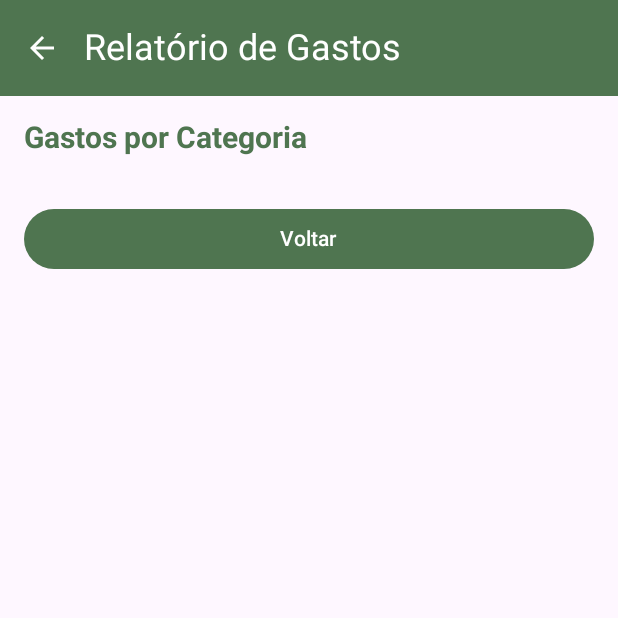
After one commit to jhullyana/FinJoyNewVersion, an Android app built with Jetpack Compose: the RelatorioScreen screen opened through its navigation route, on a phone screen of 412 x 824 dp, the top half of it. The commit adds this screen. Run offline under Robolectric (Android 15) with nearby library versions, the phone set to English and light mode, and no system bars; our stand-ins replace Firebase (no records; nobody signed in at launch, a user with empty details on screens opened directly), Room's generated code.

Commit message:
Atualização

```diff
--- a/app/build.gradle.kts
+++ b/app/build.gradle.kts
@@ -71,6 +71,10 @@ dependencies {
     implementation(libs.firebase.firestore.ktx)
     implementation(libs.firebase.database)
     implementation(libs.firebase.firestore)
+    implementation(libs.support.annotations)
+  //  implementation (libs.philjay.mpandroidchart) // Para gráficos mais avançados
+    //Para adicionar o gráfico
+    implementation("com.github.PhilJay:MPAndroidChart:v3.1.0")
     testImplementation(libs.junit)
     androidTestImplementation(libs.androidx.junit)
     androidTestImplementation(libs.androidx.espresso.core)
--- a/app/src/main/AndroidManifest.xml
+++ b/app/src/main/AndroidManifest.xml
@@ -5,6 +5,11 @@
     <!-- Permissões para acessar a rede -->
     <uses-permission android:name="android.permission.ACCESS_NETWORK_STATE" />
     <uses-permission android:name="android.permission.INTERNET" />
+
+    <!-- Permissões para exportar PDF -->
+    <uses-permission android:name="android.permission.WRITE_EXTERNAL_STORAGE" />
+    <uses-permission android:name="android.permission.READ_EXTERNAL_STORAGE" />
+
 
 
     <application
--- a/app/src/main/java/com/jhullyana/finjoyversion/ui/theme/Gastos/GastoNavHost.kt
+++ b/app/src/main/java/com/jhullyana/finjoyversion/ui/theme/Gastos/GastoNavHost.kt
@@ -2,9 +2,11 @@ package com.jhullyana.finjoyversion.ui.theme.Gastos
 
 import androidx.compose.material3.DrawerState
 import androidx.compose.runtime.Composable
+import androidx.navigation.NavType
 import androidx.navigation.compose.NavHost
 import androidx.navigation.compose.composable
 import androidx.navigation.compose.rememberNavController
+import androidx.navigation.navArgument
 
 @Composable
 fun GastoNavHost(
@@ -18,16 +20,36 @@ fun GastoNavHost(
         startDestination = "listarGastos"
     )
     {
-        composable("listarGastos"){
-            ListarGastosScreen(viewModel, navController, drawerState )
+        composable("listarGastos") {
+            ListarGastosScreen(viewModel, navController, drawerState)
         }
-        composable("incluirGastos"){
+        composable("incluirGastos") {
             IncluirEditarGastoScreen(viewModel = viewModel, navController = navController)
         }
         composable("editarGasto/{gastoId}") { navRequest ->
             val gastoId = navRequest.arguments?.getString("gastoId")
-            IncluirEditarGastoScreen(gastoId?.toInt(), viewModel, navController
+            IncluirEditarGastoScreen(
+                gastoId?.toInt(), viewModel, navController
             )
         }
+        composable("graficoGastos") {
+            GraficoGastosScreen(viewModel = viewModel, navController)
+        }
+        composable("relatorio"){
+            RelatorioScreen(viewModel, navController)
+        }
+
+        composable(
+            "relatorioDetalhado/{categoria}",
+            arguments = listOf(navArgument("categoria") { type = NavType.StringType })
+        ) { backStackEntry ->
+            val categoria = backStackEntry.arguments?.getString("categoria")
+            if (categoria != null) {
+                RelatorioDetalhadoScreen(categoria = categoria, viewModel = viewModel, navController = navController)
+            }
+        }
+
+
+
     }
 }
--- a/app/src/main/java/com/jhullyana/finjoyversion/ui/theme/Gastos/GastoViewModel.kt
+++ b/app/src/main/java/com/jhullyana/finjoyversion/ui/theme/Gastos/GastoViewModel.kt
@@ -1,5 +1,6 @@
 package com.jhullyana.finjoyversion.ui.theme.Gastos
 
+import androidx.compose.runtime.mutableStateOf
 import androidx.lifecycle.ViewModel
 import androidx.lifecycle.viewModelScope
 import com.jhullyana.finjoyversion.data.Gasto
@@ -17,6 +18,7 @@ class GastoViewModel(
 
     private val _gastos = MutableStateFlow<List<Gasto>>(emptyList())
     val gastos: StateFlow<List<Gasto>> get() = _gastos
+
 
     init {
         viewModelScope.launch {
@@ -43,4 +45,24 @@ class GastoViewModel(
             repository.gravarGasto(gasto)
         }
     }
+
+    fun calcularTotalPorCategoria(): Map<String, Float> {
+        return gastos.value.groupBy { it.categoria }
+            .mapValues { entry ->
+                entry.value.sumOf { it.valorGasto.toDouble() }.toFloat()
+            }
+    }
+
+    class GastoViewModel : ViewModel() {
+        private val _dadosGastos = mutableStateOf<Map<String, Float>>(emptyMap())
+        val dadosGastos = _dadosGastos
+
+    }
+
+    fun getGastosPorCategoria(categoria: String): List<Gasto> {
+        return gastos.value.filter { it.categoria == categoria }
+    }
+
+
+
 }
--- a/app/src/main/java/com/jhullyana/finjoyversion/ui/theme/Gastos/IncluirEditarGastoScreen.kt
+++ b/app/src/main/java/com/jhullyana/finjoyversion/ui/theme/Gastos/IncluirEditarGastoScreen.kt
@@ -300,6 +300,8 @@ fun IncluirEditarGastoScreen(
             ) {
                 Text(text = "Salvar", color = Color.White, fontSize = 18.sp)
             }
+
+
         }
     }
 }
--- a/app/src/main/java/com/jhullyana/finjoyversion/ui/theme/Gastos/ListarGastosScreen.kt
+++ b/app/src/main/java/com/jhullyana/finjoyversion/ui/theme/Gastos/ListarGastosScreen.kt
@@ -37,17 +37,17 @@ fun ListarGastosScreen(
         topBar = { FinjoyTopBar(drawerState) },
         content = { padding ->
 
+            // Box para garantir que o conteúdo ocupe todo o espaço da tela
             Box(
                 modifier = Modifier
                     .fillMaxSize()
                     .padding(padding)
-                    .padding(16.dp)
             ) {
                 // Lista de Gastos (LazyColumn)
                 LazyColumn(
                     modifier = Modifier
                         .fillMaxSize()
-                        .padding(bottom = 70.dp) // Espaço para o botão fixo
+                        .padding(bottom = 100.dp) // Garantir espaço suficiente para os botões
                 ) {
                     // Adiciona o título como o primeiro item
                     item {
@@ -82,21 +82,50 @@ fun ListarGastosScreen(
                     }
                 }
 
-                // Botão de novo gasto (Fixo na parte inferior)
+                // Botões fixos na parte inferior
+                Box(
+                    modifier = Modifier
+                        .fillMaxWidth()
+                        .padding(16.dp)
+                        .align(Alignment.BottomCenter) // Alinha os botões na parte inferior
+                ) {
+                    Row(
+                        modifier = Modifier
+                            .fillMaxWidth()
+                            .padding(horizontal = 16.dp),
+                        horizontalArrangement = Arrangement.spacedBy(16.dp) // Espaço entre os botões
+                    ) {
+                        // Botão Novo Gasto
                         Button(
                             onClick = {
                                 navController.navigate("incluirGastos")
                             },
                             modifier = Modifier
-                        .align(Alignment.BottomCenter)
-                        .fillMaxWidth()
-                        .padding(16.dp),
+                                .weight(1f)
+                                .height(50.dp),
                             shape = RoundedCornerShape(50.dp),
                             colors = ButtonDefaults.buttonColors(containerColor = Color(0xFF4F7550))
                         ) {
                             Text(text = "Novo gasto", fontSize = 20.sp, color = Color.White)
                         }
+
+                        // Botão Ver Gráfico
+                        Button(
+                            onClick = {
+                                navController.navigate("graficoGastos")
+                            },
+                            modifier = Modifier
+                                .weight(1f)
+                                .height(50.dp),
+                            shape = RoundedCornerShape(50.dp),
+                            colors = ButtonDefaults.buttonColors(containerColor = Color(0xFF4F7550))
+                        ) {
+                            Text(text = "Ver Gráfico", fontSize = 20.sp, color = Color.White)
                         }
+                    }
+                }
+            }
+
         }
     )
 }
@@ -158,6 +187,8 @@ fun GastoCard(
 }
 
 
+
+
 //    Column(
 //        modifier = Modifier.padding(
 //            top =  90.dp,
--- /dev/null
+++ b/app/src/main/java/com/jhullyana/finjoyversion/ui/theme/Gastos/RelatorioScreen.kt
@@ -0,0 +1,223 @@
+package com.jhullyana.finjoyversion.ui.theme.Gastos
+
+import androidx.compose.foundation.background
+import androidx.compose.foundation.clickable
+import androidx.compose.foundation.layout.Box
+import androidx.compose.foundation.layout.Column
+import androidx.compose.foundation.layout.Row
+import androidx.compose.foundation.layout.Spacer
+import androidx.compose.foundation.layout.fillMaxSize
+import androidx.compose.foundation.layout.fillMaxWidth
+import androidx.compose.foundation.layout.height
+import androidx.compose.foundation.layout.padding
+import androidx.compose.foundation.layout.size
+import androidx.compose.foundation.layout.width
+import androidx.compose.foundation.shape.CircleShape
+import androidx.compose.foundation.shape.RoundedCornerShape
+import androidx.compose.material.icons.Icons
+import androidx.compose.material.icons.filled.ArrowBack
+import androidx.compose.material3.Button
+import androidx.compose.material3.ButtonDefaults
+import androidx.compose.material3.ExperimentalMaterial3Api
+import androidx.compose.material3.Icon
+import androidx.compose.material3.IconButton
+import androidx.compose.material3.Scaffold
+import androidx.compose.material3.Text
+import androidx.compose.material3.TopAppBar
+import androidx.compose.material3.TopAppBarDefaults
+import androidx.compose.runtime.Composable
+import androidx.compose.ui.Alignment
+import androidx.compose.ui.Modifier
+import androidx.compose.ui.graphics.Color
+import androidx.compose.ui.text.font.FontWeight
+import androidx.compose.ui.unit.dp
+import androidx.compose.ui.unit.sp
+import androidx.navigation.NavController
+
+@OptIn(ExperimentalMaterial3Api::class)
+@Composable
+fun RelatorioScreen(
+    viewModel: GastoViewModel,
+    navController: NavController
+) {
+    val gastosPorCategoria = viewModel.calcularTotalPorCategoria()
+    val cores = listOf(
+        Color(0xFFE57373), // Vermelho
+        Color(0xFF81C784), // Verde
+        Color(0xFF64B5F6), // Azul
+        Color(0xFFFFD54F), // Amarelo
+        Color(0xFF9575CD)  // Roxo
+    )
+
+    Scaffold(
+        topBar = {
+            TopAppBar(
+                title = { Text(text = "Relatório de Gastos", fontSize = 24.sp, color = Color.White) },
+                navigationIcon = {
+                    IconButton(onClick = { navController.popBackStack() }) {
+                        Icon(Icons.Default.ArrowBack, contentDescription = "Voltar", tint = Color.White)
+                    }
+                },
+                colors = TopAppBarDefaults.topAppBarColors(containerColor = Color(0xFF4F7550))
+            )
+        },
+        content = { padding ->
+            Column(
+                modifier = Modifier
+                    .fillMaxSize()
+                    .padding(padding)
+                    .padding(16.dp)
+            ) {
+                Text(
+                    text = "Gastos por Categoria",
+                    fontSize = 20.sp,
+                    fontWeight = FontWeight.Bold,
+                    color = Color(0xFF4F7550)
+                )
+
+                Spacer(modifier = Modifier.height(16.dp))
+
+                // Lista de gastos
+                gastosPorCategoria.entries.forEachIndexed { index, entry ->
+                    Row(
+                        modifier = Modifier
+                            .fillMaxWidth()
+                            .padding(vertical = 8.dp)
+                            .background(cores[index % cores.size].copy(alpha = 0.2f), shape = RoundedCornerShape(8.dp))
+                            .padding(16.dp)
+                            .clickable {
+                                // Navega para a tela de detalhes da categoria
+                                navController.navigate("relatorioDetalhado/${entry.key}")
+                            },
+                        verticalAlignment = Alignment.CenterVertically
+                    ) {
+                        Box(
+                            modifier = Modifier
+                                .size(16.dp)
+                                .background(cores[index % cores.size], shape = CircleShape)
+                        )
+                        Spacer(modifier = Modifier.width(8.dp))
+                        Column {
+                            Text(
+                                text = entry.key,
+                                fontSize = 18.sp,
+                                fontWeight = FontWeight.Bold,
+                                color = Color(0xFF4F7550)
+                            )
+                            Text(
+                                text = "Total: R$ ${"%.2f".format(entry.value)}",
+                                fontSize = 16.sp,
+                                color = Color(0xFF4F7550)
+                            )
+                        }
+                    }
+                }
+
+                Spacer(modifier = Modifier.height(16.dp))
+
+                Button(
+                    onClick = {
+                        navController.popBackStack()
+                    },
+                    modifier = Modifier.fillMaxWidth(),
+                    colors = ButtonDefaults.buttonColors(containerColor = Color(0xFF4F7550))
+                ) {
+                    Text(text = "Voltar", color = Color.White)
+                }
+            }
+        }
+    )
+}
+
+//
+//@OptIn(ExperimentalMaterial3Api::class)
+//@Composable
+//fun RelatorioScreen(
+//    viewModel: GastoViewModel,
+//    navController: NavController
+//) {
+//    val gastosPorCategoria = viewModel.calcularTotalPorCategoria()
+//    val cores = listOf(
+//        Color(0xFFE57373), // Vermelho
+//        Color(0xFF81C784), // Verde
+//        Color(0xFF64B5F6), // Azul
+//        Color(0xFFFFD54F), // Amarelo
+//        Color(0xFF9575CD)  // Roxo
+//    )
+//
+//    Scaffold(
+//        topBar = {
+//            TopAppBar(
+//                title = { Text(text = "Relatório de Gastos", fontSize = 24.sp, color = Color.White) },
+//                navigationIcon = {
+//                    IconButton(onClick = { navController.popBackStack() }) {
+//                        Icon(Icons.Default.ArrowBack, contentDescription = "Voltar", tint = Color.White)
+//                    }
+//                },
+//                colors = TopAppBarDefaults.topAppBarColors(containerColor = Color(0xFF4F7550))
+//            )
+//        },
+//        content = { padding ->
+//            Column(
+//                modifier = Modifier
+//                    .fillMaxSize()
+//                    .padding(padding)
+//                    .padding(16.dp)
+//            ) {
+//                Text(
+//                    text = "Gastos por Categoria",
+//                    fontSize = 20.sp,
+//                    fontWeight = FontWeight.Bold,
+//                    color = Color(0xFF4F7550)
+//                )
+//
+//                Spacer(modifier = Modifier.height(16.dp))
+//
+//                // Lista de gastos
+//                gastosPorCategoria.entries.forEachIndexed { index, entry ->
+//                    Row(
+//                        modifier = Modifier
+//                            .fillMaxWidth()
+//                            .padding(vertical = 8.dp)
+//                            .background(cores[index % cores.size].copy(alpha = 0.2f), shape = RoundedCornerShape(8.dp))
+//                            .padding(16.dp),
+//                        verticalAlignment = Alignment.CenterVertically
+//                    ) {
+//                        Box(
+//                            modifier = Modifier
+//                                .size(16.dp)
+//                                .background(cores[index % cores.size], shape = CircleShape)
+//                        )
+//                        Spacer(modifier = Modifier.width(8.dp))
+//                        Column {
+//                            Text(
+//                                text = entry.key,
+//                                fontSize = 18.sp,
+//                                fontWeight = FontWeight.Bold,
+//                                color = Color(0xFF4F7550)
+//                            )
+//                            Text(
+//                                text = "Total: R$ ${"%.2f".format(entry.value)}",
+//                                fontSize = 16.sp,
+//                                color = Color(0xFF4F7550)
+//                            )
+//                        }
+//                    }
+//                }
+//
+//                Spacer(modifier = Modifier.height(16.dp))
+//
+//                Button(
+//                    onClick = {
+//                        // Voltar ou realizar outra ação
+//                        navController.popBackStack()
+//                    },
+//                    modifier = Modifier.fillMaxWidth(),
+//                    colors = ButtonDefaults.buttonColors(containerColor = Color(0xFF4F7550))
+//                ) {
+//                    Text(text = "Voltar", color = Color.White)
+//                }
+//            }
+//        }
+//    )
+//}
--- a/gradle/libs.versions.toml
+++ b/gradle/libs.versions.toml
@@ -8,11 +8,13 @@ espressoCore = "3.6.1"
 lifecycleRuntimeKtx = "2.8.6"
 activityCompose = "1.9.2"
 composeBom = "2024.04.01"
+mpandroidchartVersion = "v3.1.0"
 navigationCompose = "2.8.2"
 firebaseFirestoreKtx = "25.1.1"
 googleGmsGoogleServices = "4.4.2"
 firebaseDatabase = "21.0.0"
 firebaseFirestore = "25.1.1"
+supportAnnotations = "28.0.0"
 
 [libraries]
 androidx-core-ktx = { group = "androidx.core", name = "core-ktx", version.ref = "coreKtx" }
@@ -33,6 +35,8 @@ androidx-navigation-compose = { group = "androidx.navigation", name = "navigatio
 firebase-firestore-ktx = { group = "com.google.firebase", name = "firebase-firestore-ktx", version.ref = "firebaseFirestoreKtx" }
 firebase-database = { group = "com.google.firebase", name = "firebase-database", version.ref = "firebaseDatabase" }
 firebase-firestore = { group = "com.google.firebase", name = "firebase-firestore", version.ref = "firebaseFirestore" }
+philjay-mpandroidchart = { module = "com.github.PhilJay:MPAndroidChart", version.ref = "mpandroidchartVersion" }
+support-annotations = { group = "com.android.support", name = "support-annotations", version.ref = "supportAnnotations" }
 
 [plugins]
 android-application = { id = "com.android.application", version.ref = "agp" }
--- a/settings.gradle.kts
+++ b/settings.gradle.kts
@@ -16,6 +16,8 @@ dependencyResolutionManagement {
     repositories {
         google()
         mavenCentral()
+        //Adicionar para o gráfico
+        maven(url = uri("https://jitpack.io"))
     }
 }
 
```
Also changed, not shown: app/src/main/java/com/jhullyana/finjoyversion/ui/theme/Gastos/GraficoGastosScreen.kt (added, +181 -0 lines), app/src/main/java/com/jhullyana/finjoyversion/ui/theme/Gastos/RelatorioDetalhado.kt (added, +131 -0 lines), app/src/main/res/drawable/porquinho.png (added). Lines whose indentation alone changed are shown as unchanged.
